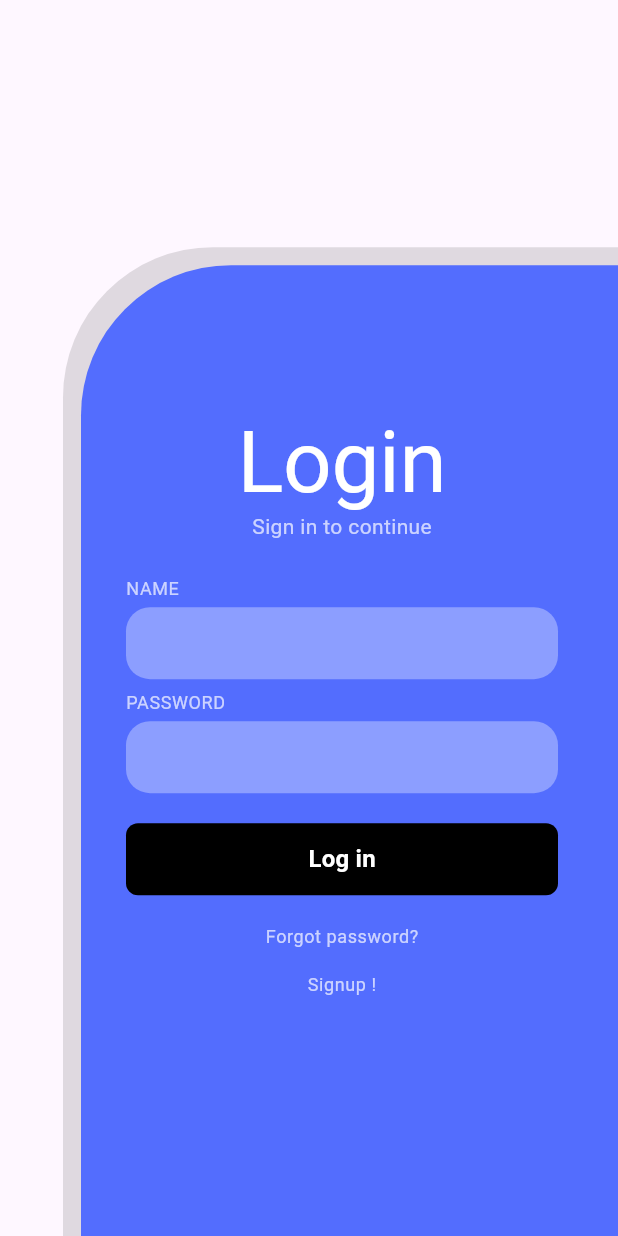
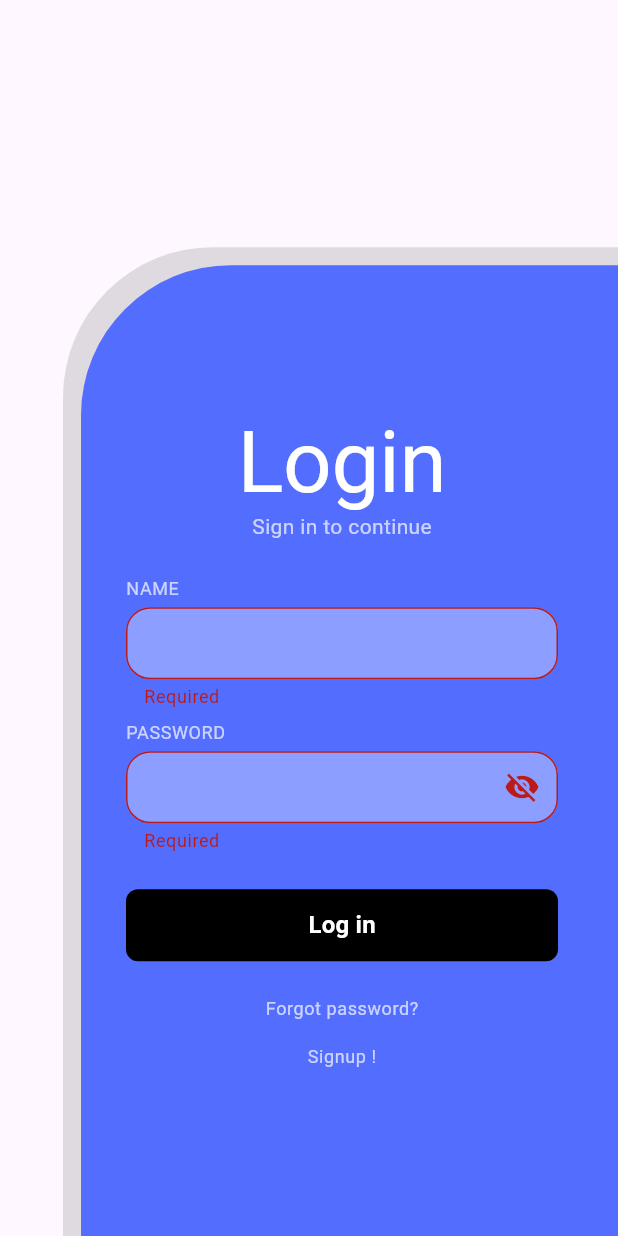
Before and after one commit to NotRayhaan/widget-fidgets, a Flutter app: the screen it shows after launch, after a tap on "Log in", on a phone screen of 412 x 824 dp. Run offline on Flutter 3.47's test engine with Material 3 defaults, Android fonts, the phone set to English and light mode, and no system bars; our stand-ins replace go_router.

Commit message:
form validation, form error msg overflow fix

```diff
--- a/lesson1/lib/src/ui/view/login.dart
+++ b/lesson1/lib/src/ui/view/login.dart
@@ -1,7 +1,6 @@
 import 'package:flutter/material.dart';
 import 'package:go_router/go_router.dart';
 import 'package:lesson1/src/ui/widget/background.dart';
-import 'package:lesson1/src/ui/widget/button.dart';
 import 'package:lesson1/src/ui/widget/form.dart';
 
 class LoginView extends StatelessWidget {
@@ -28,13 +27,9 @@ class LoginView extends StatelessWidget {
             child: Text("Sign in to continue",
                 style: Theme.of(context).textTheme.bodyMedium?.copyWith(color: Colors.white70)),
           ),
-          const MyForm(),
-          Padding(
-            padding: const EdgeInsets.only(top: 16),
-            child: MyButton(
-              label: "Log in",
-              onPressed: () {},
-            ),
+          MyForm(
+            buttonLabel: "Log in",
+            submit: () {},
           ),
           Padding(
             padding: const EdgeInsets.only(top: 20),
--- a/lesson1/lib/src/ui/view/register.dart
+++ b/lesson1/lib/src/ui/view/register.dart
@@ -1,7 +1,6 @@
 import 'package:flutter/material.dart';
 import 'package:go_router/go_router.dart';
 import 'package:lesson1/src/ui/widget/background.dart';
-import 'package:lesson1/src/ui/widget/button.dart';
 import 'package:lesson1/src/ui/widget/form.dart';
 
 class RegisterView extends StatelessWidget {
@@ -28,16 +27,11 @@ class RegisterView extends StatelessWidget {
               onPressed: () => context.go('/'),
               child: Text('Already registered? Log in here',
                   style: Theme.of(context).textTheme.bodyMedium?.copyWith(color: Colors.white70))),
-          const MyForm(
+          MyForm(
             register: true,
+            submit: () {},
+            buttonLabel: "Sign up",
           ),
-          Padding(
-            padding: const EdgeInsets.only(top: 40),
-            child: MyButton(
-              label: "Sign up",
-              onPressed: () {},
-            ),
-          )
         ],
       ),
     ));
--- a/lesson1/lib/src/ui/widget/background.dart
+++ b/lesson1/lib/src/ui/widget/background.dart
@@ -11,20 +11,17 @@ class MyBackground extends StatelessWidget {
   Widget build(BuildContext context) {
     return Align(
       alignment: Alignment.bottomRight,
-      child: SingleChildScrollView(
-        scrollDirection: Axis.vertical,
       child: Container(
         width: 370,
         height: MediaQuery.sizeOf(context).height * 0.8,
-          decoration: const BoxDecoration(
-              color: Colors.black12, borderRadius: BorderRadius.only(topLeft: Radius.circular(100))),
+        decoration:
+            const BoxDecoration(color: Colors.black12, borderRadius: BorderRadius.only(topLeft: Radius.circular(100))),
         child: Padding(
           padding: const EdgeInsets.only(left: 12, top: 12),
           child: Container(
               decoration: const BoxDecoration(
                   color: Colors.indigoAccent, borderRadius: BorderRadius.only(topLeft: Radius.circular(100))),
-                child: child),
-          ),
+              child: SingleChildScrollView(child: child)),
         ),
       ),
     );
--- a/lesson1/lib/src/ui/widget/form.dart
+++ b/lesson1/lib/src/ui/widget/form.dart
@@ -1,26 +1,50 @@
 import 'package:flutter/material.dart';
+import 'package:lesson1/src/ui/widget/button.dart';
 import 'package:lesson1/src/ui/widget/textform.dart';
 
-class MyForm extends StatelessWidget {
-  const MyForm({super.key, this.register});
+class MyForm extends StatefulWidget {
+  const MyForm({super.key, this.register, required this.buttonLabel, required this.submit});
   final bool? register;
+  final String buttonLabel;
+  final VoidCallback submit;
+
+  @override
+  State<MyForm> createState() => _MyFormState();
+}
+
+class _MyFormState extends State<MyForm> {
+  final _formKey = GlobalKey<FormState>();
 
   @override
   Widget build(BuildContext context) {
     return Form(
+      key: _formKey,
       child: Column(
           mainAxisAlignment: MainAxisAlignment.center,
           children: <Widget>[
             const MyTextForm(
               labelText: "NAME",
             ),
-            if (register ?? false)
+            if (widget.register ?? false)
               const MyTextForm(
                 labelText: "EMAIL",
+                email: true,
               ),
-            const MyTextForm(
+            MyTextForm(
               labelText: "PASSWORD",
               obscureText: true,
+              register: widget.register,
+            ),
+            Padding(
+              padding: const EdgeInsets.only(top: 16),
+              child: MyButton(
+                label: widget.buttonLabel,
+                onPressed: () {
+                  if (_formKey.currentState!.validate()) {
+                    ScaffoldMessenger.of(context).showSnackBar(const SnackBar(content: Text("ERROR")));
+                  }
+                },
+              ),
             ),
           ]
               .map((e) => Padding(
--- a/lesson1/lib/src/ui/widget/textform.dart
+++ b/lesson1/lib/src/ui/widget/textform.dart
@@ -1,10 +1,19 @@
 import 'package:flutter/material.dart';
 
-class MyTextForm extends StatelessWidget {
-  const MyTextForm({super.key, required this.labelText, this.helpText, this.obscureText});
+class MyTextForm extends StatefulWidget {
+  const MyTextForm({super.key, required this.labelText, this.helpText, this.obscureText, this.email, this.register});
   final String labelText;
   final String? helpText;
   final bool? obscureText;
+  final bool? email;
+  final bool? register;
+
+  @override
+  State<MyTextForm> createState() => _MyTextFormState();
+}
+
+class _MyTextFormState extends State<MyTextForm> {
+  bool _hideText = true;
 
   @override
   Widget build(BuildContext context) {
@@ -12,19 +21,60 @@ class MyTextForm extends StatelessWidget {
       crossAxisAlignment: CrossAxisAlignment.start,
       children: [
         Text(
-          labelText,
+          widget.labelText,
           style: Theme.of(context).textTheme.bodySmall?.copyWith(color: Colors.white70),
         ),
         Padding(
           padding: const EdgeInsets.only(top: 4),
-          child: Container(
-            decoration: BoxDecoration(color: Colors.indigoAccent.shade100, borderRadius: BorderRadius.circular(16)),
-            child: TextFormField(
-              style: const TextStyle(color: Colors.white70),
-              initialValue: helpText,
-              decoration: const InputDecoration(contentPadding: EdgeInsets.all(8), border: InputBorder.none),
-              obscureText: obscureText ?? false,
-            ),
+          child: TextFormField(
+            validator: (value) {
+              if (value == null || value.isEmpty) {
+                return "Required";
+              }
+              if (widget.obscureText == true && widget.register == true) {
+                String passError = "";
+                if (!value.contains(RegExp(r'[A-Z]'))) {
+                  passError = '$passError\n   * At least one capital letter';
+                }
+                if (!value.contains(RegExp(r'[0-9]'))) {
+                  passError = '$passError\n   * At least one number';
+                }
+                if (value.length < 8) {
+                  passError = '$passError\n   * At least 8 chars long';
+                }
+
+                if (passError.isEmpty) {
+                  return null;
+                }
+                return 'Weak password, please add: $passError';
+              }
+
+              if (widget.email == true) {
+                if (!value.contains(RegExp(r"^[a-zA-Z0-9.a-zA-Z0-9.!#$%&'*+-/=?^_`{|}~]+@[a-zA-Z0-9]+\.[a-zA-Z]+"))) {
+                  return "Invalid email format";
+                }
+              }
+
+              return null;
+            },
+            style: const TextStyle(color: Colors.white70),
+            initialValue: widget.helpText,
+            decoration: InputDecoration(
+                suffixIcon: widget.obscureText != null
+                    ? IconButton(
+                        onPressed: () {
+                          setState(() {
+                            _hideText = !_hideText;
+                          });
+                        },
+                        icon: Icon(_hideText ? Icons.visibility_off : Icons.visibility))
+                    : null,
+                contentPadding: const EdgeInsets.all(8),
+                border: OutlineInputBorder(
+                    borderRadius: BorderRadius.circular(16), borderSide: const BorderSide(color: Colors.transparent)),
+                fillColor: Colors.indigoAccent.shade100,
+                filled: true),
+            obscureText: widget.obscureText != null ? _hideText : false,
           ),
         ),
       ],
```
Lines whose indentation alone changed are shown as unchanged.
